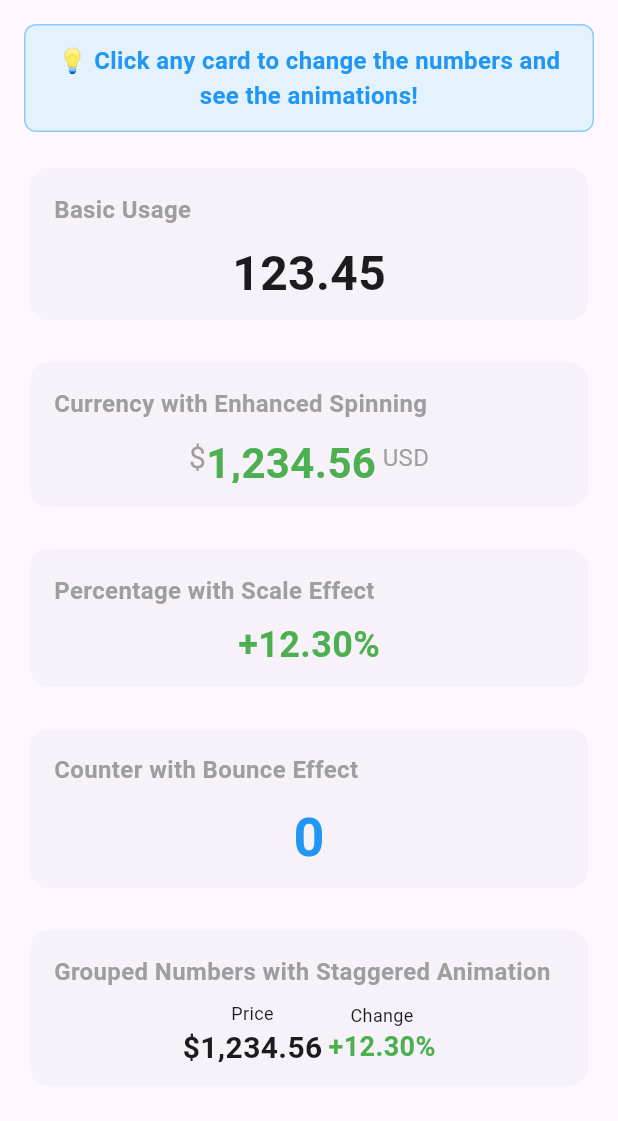
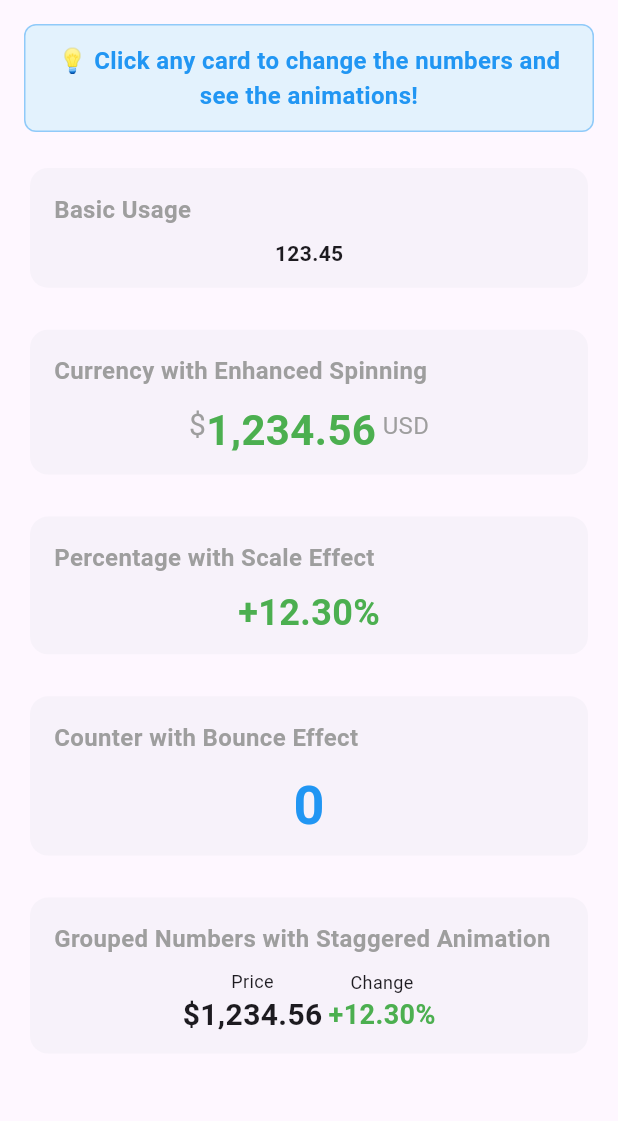
Before and after one commit to aghyad97/number-flow-flutter, a Flutter app: the screen it shows after launch, on a phone screen of 412 x 824 dp, the part 84-1205 px from its top. Run offline on Flutter 3.47's test engine with Material 3 defaults, Android fonts, the phone set to English and light mode, and no system bars.

Commit message:
Update version to 1.0.2, adjust font size in demo, and add new examples for 'Start From Zero' functionality in NumberFlow widget, including customizable delay options.

```diff
--- a/example/lib/main.dart
+++ b/example/lib/main.dart
@@ -73,7 +73,7 @@ class _NumberFlowDemoState extends State<NumberFlowDemo> {
               NumberFlow(
                 value: _currentValue,
                 style: const TextStyle(
-                  fontSize: 32,
+                  fontSize: 14,
                   fontWeight: FontWeight.bold,
                 ),
               ),
@@ -266,6 +266,72 @@ class _NumberFlowDemoState extends State<NumberFlowDemo> {
               },
             ),
 
+            const SizedBox(height: 20),
+
+            // Start From Zero Example
+            _buildSection(
+              'Start From Zero (Great for cached data)',
+              Column(
+                children: [
+                  NumberFlow(
+                    value: _bigNumber,
+                    startFromZero: true,
+                    startFromZeroDelay: const Duration(milliseconds: 300),
+                    style: const TextStyle(
+                      fontSize: 32,
+                      fontWeight: FontWeight.bold,
+                      color: Colors.purple,
+                    ),
+                    spinDuration: const Duration(milliseconds: 1000),
+                    spinCurve: NumberFlowCurves.smoothSpin,
+                  ),
+                  const SizedBox(height: 8),
+                  const Text(
+                    'Starts from 0 with 300ms delay',
+                    style: TextStyle(fontSize: 12, color: Colors.grey),
+                  ),
+                ],
+              ),
+              onTap: () {
+                setState(() {
+                  _bigNumber = _generateRandomNumber(1000, 99999);
+                });
+              },
+            ),
+
+            const SizedBox(height: 20),
+
+            // Start From Zero with longer delay example
+            _buildSection(
+              'Start From Zero with Longer Delay',
+              Column(
+                children: [
+                  NumberFlow(
+                    value: _counter.toDouble(),
+                    startFromZero: true,
+                    startFromZeroDelay: const Duration(milliseconds: 1000),
+                    style: const TextStyle(
+                      fontSize: 28,
+                      fontWeight: FontWeight.bold,
+                      color: Colors.teal,
+                    ),
+                    spinDuration: const Duration(milliseconds: 800),
+                    spinCurve: NumberFlowCurves.elastic,
+                  ),
+                  const SizedBox(height: 8),
+                  const Text(
+                    'Starts from 0 with 1000ms delay',
+                    style: TextStyle(fontSize: 12, color: Colors.grey),
+                  ),
+                ],
+              ),
+              onTap: () {
+                setState(() {
+                  _counter = _generateRandomInt(100, 9999);
+                });
+              },
+            ),
+
             // Add some bottom padding
             const SizedBox(height: 40),
 
--- a/lib/src/number_flow.dart
+++ b/lib/src/number_flow.dart
@@ -40,6 +40,13 @@ class NumberFlow extends StatefulWidget {
   final bool respectMotionPreference;
   final bool willChange;
 
+  /// Forces the widget to always start from 0 and animate to the target value
+  /// Useful when loading cached data to ensure animation is always visible
+  final bool startFromZero;
+
+  /// Delay before starting the animation when startFromZero is true
+  final Duration startFromZeroDelay;
+
   /// Digit configuration
   final Map<int, DigitConfig> digits;
 
@@ -77,6 +84,8 @@ class NumberFlow extends StatefulWidget {
     this.animated = true,
     this.respectMotionPreference = true,
     this.willChange = false,
+    this.startFromZero = false,
+    this.startFromZeroDelay = const Duration(milliseconds: 500),
     this.digits = const {},
     this.plugins = const [],
     this.style,
@@ -101,6 +110,7 @@ class NumberFlowState extends State<NumberFlow> with TickerProviderStateMixin {
 
   String _currentText = '';
   final List<_DigitTransition> _digitTransitions = [];
+  bool _isFirstRender = true;
 
   // Group integration - forward declaration, will be set in didChangeDependencies
   dynamic _group;
@@ -148,7 +158,27 @@ class NumberFlowState extends State<NumberFlow> with TickerProviderStateMixin {
       curve: widget.opacityCurve,
     ));
 
-    _updateText();
+    // If startFromZero is true and animated, start with 0 and trigger animation
+    if (widget.startFromZero && widget.animated && widget.value != 0) {
+      _currentText = NumberFormatter.format(
+        0,
+        locale: widget.locale,
+        decimalPlaces: widget.decimalPlaces,
+        useGroupSeparator: widget.useGroupSeparator,
+        currencySymbol: widget.currencySymbol,
+        showSign: widget.showSign,
+        notation: widget.notation,
+      );
+
+      // Schedule animation to start after the specified delay
+      Future.delayed(widget.startFromZeroDelay, () {
+        if (mounted) {
+          _animateToNewValue(0, widget.value);
+        }
+      });
+    } else {
+      _updateText();
+    }
 
     // Apply plugins
     for (final plugin in widget.plugins) {
@@ -172,11 +202,18 @@ class NumberFlowState extends State<NumberFlow> with TickerProviderStateMixin {
   void didUpdateWidget(NumberFlow oldWidget) {
     super.didUpdateWidget(oldWidget);
 
+    // Handle value changes
     if (oldWidget.value != widget.value && widget.animated) {
-      _animateToNewValue(oldWidget.value, widget.value);
+      // If this is the first render and startFromZero is true, animation is already scheduled
+      if (!(_isFirstRender && widget.startFromZero)) {
+        _animateToNewValue(oldWidget.value, widget.value);
+      }
     } else if (!widget.animated) {
       _updateText();
     }
+
+    // Mark that we're no longer in first render
+    _isFirstRender = false;
 
     // Update animation controllers if durations changed
     if (oldWidget.transformDuration != widget.transformDuration) {
@@ -487,13 +524,19 @@ class NumberFlowState extends State<NumberFlow> with TickerProviderStateMixin {
     final effectiveDirection =
         transition.forcedDirection ?? transition.direction;
 
-    // Measure the digit width to ensure proper sizing
+    // Measure the maximum width of all digits (0-9) to ensure consistent spacing
+    double maxDigitWidth = 0.0;
     final textPainter = TextPainter(
-      text: TextSpan(text: '0', style: widget.style),
       textDirection: TextDirection.ltr,
     );
-    textPainter.layout();
-    final digitWidth = textPainter.width;
+
+    for (int i = 0; i <= 9; i++) {
+      textPainter.text = TextSpan(text: i.toString(), style: widget.style);
+      textPainter.layout();
+      maxDigitWidth = math.max(maxDigitWidth, textPainter.width);
+    }
+
+    final digitWidth = maxDigitWidth;
 
     return ClipRect(
       child: SizedBox(
--- a/pubspec.yaml
+++ b/pubspec.yaml
@@ -1,6 +1,6 @@
 name: number_flow
 description: An animated number component for Flutter, inspired by the number-flow library. Smoothly transitions between number values with customizable animations.
-version: 1.0.1
+version: 1.0.2
 homepage: https://github.com/aghyad97/number-flow-flutter
 
 environment:
```
